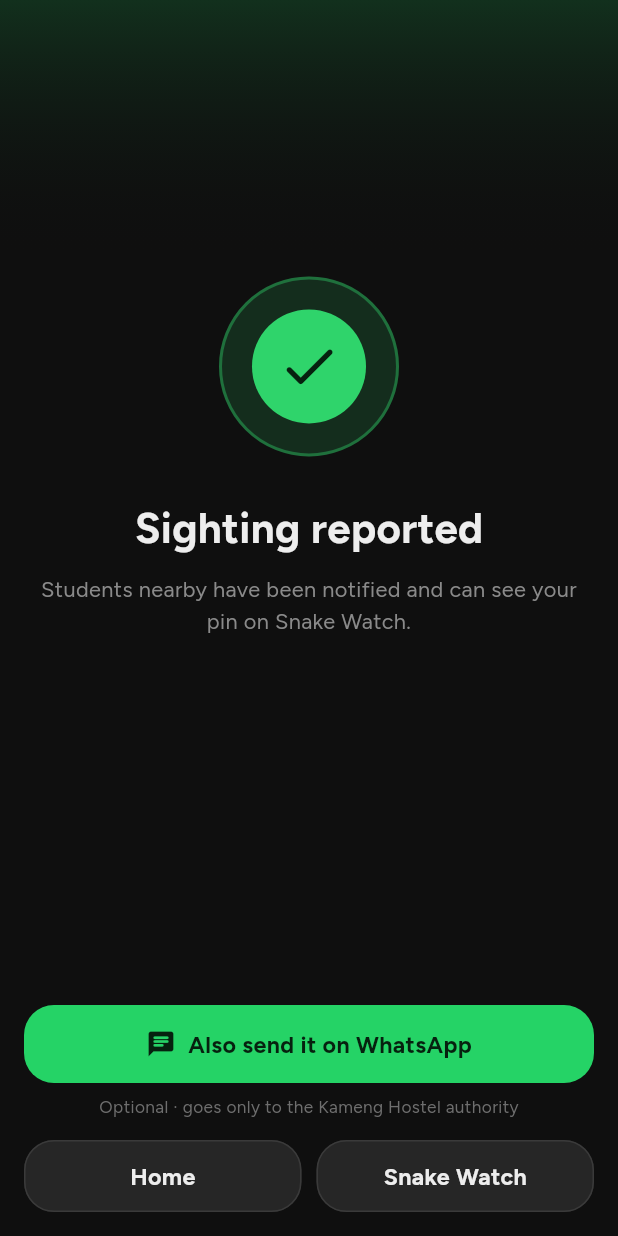
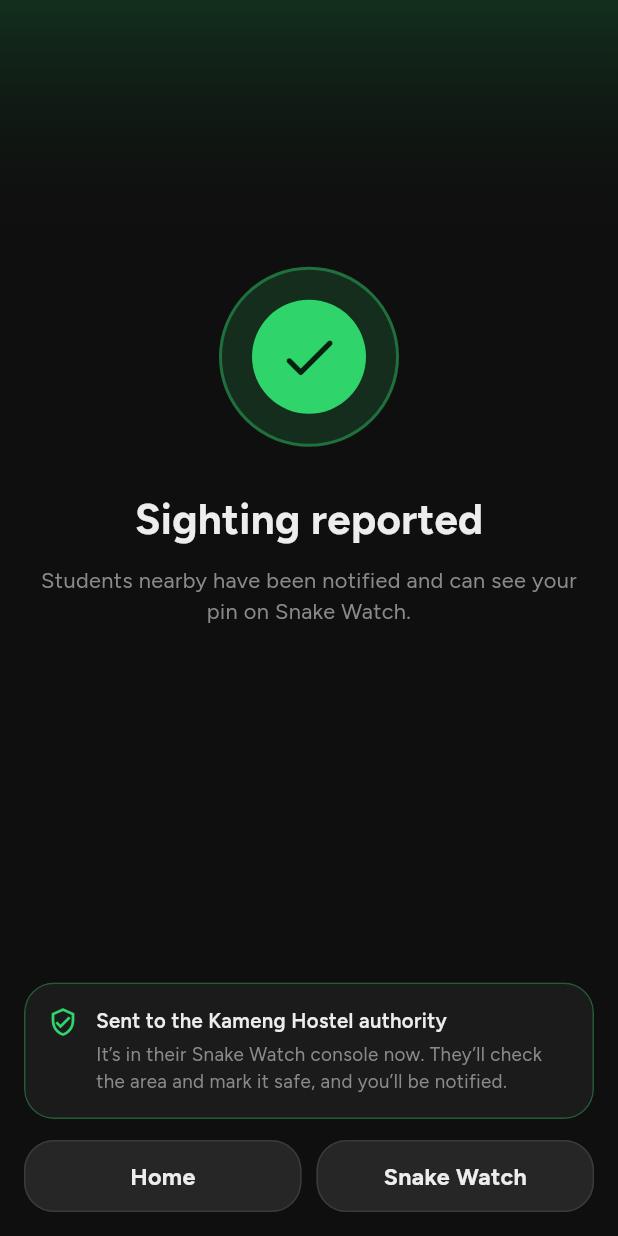
Before and after one commit to KaveiDuo/snake-watch, a Flutter app: the ReportedScreen widget shown alone on an empty page, opened directly with sample values from the repository, on a phone screen of 412 x 824 dp. Run offline on Flutter 3.47's test engine with Material 3 defaults, Android fonts, the phone set to English and light mode, and no system bars; our stand-ins replace flutter_map, geolocator, image_picker, latlong2.

Commit message:
Remove WhatsApp; reports go to the hostel authority in the app
Co-Authored-By: Claude Opus 5.5 <noreply@anthropic.com>

```diff
--- a/lib/screens/report.dart
+++ b/lib/screens/report.dart
@@ -2,7 +2,6 @@ import 'dart:async';
 
 import 'package:flutter/material.dart';
 import 'package:image_picker/image_picker.dart';
-import 'package:url_launcher/url_launcher.dart';
 
 import '../data/app_state.dart';
 import '../data/places.dart';
@@ -793,24 +792,6 @@ class _ReportedScreenState extends State<ReportedScreen> with SingleTickerProvid
     super.dispose();
   }
 
-  Future<void> _whatsApp() async {
-    final r = widget.report;
-    final text =
-        'To: ${r.place} authority\n\n'
-        'SNAKE REPORT · ${r.venom == Venom.venomous
-            ? 'VENOMOUS'
-            : r.venom == Venom.harmless
-            ? 'NON-VENOMOUS'
-            : 'NOT SURE'}\n\n'
-        '${r.title} reported at ${r.where}.\n'
-        '${r.note.isEmpty ? '' : '\nNote: “${r.note}”\n'}'
-        '\nReported just now via Onestop by a student.';
-    final uri = Uri.parse('https://wa.me/?text=${Uri.encodeComponent(text)}');
-    if (!await launchUrl(uri, mode: LaunchMode.externalApplication) && mounted) {
-      toast(context, 'WhatsApp isn’t installed on this phone');
-    }
-  }
-
   @override
   Widget build(BuildContext context) {
     final r = widget.report;
@@ -848,25 +829,25 @@ class _ReportedScreenState extends State<ReportedScreen> with SingleTickerProvid
               style: ft(14.5, color: C.muted, height: 1.45),
             ),
             const Spacer(flex: 4),
-            if (r.covered) ...[
-              Btn('Also send it on WhatsApp', kind: BtnKind.whatsapp, icon: Icons.chat_rounded, onTap: _whatsApp),
-              const SizedBox(height: 8),
-              Text('Optional · goes only to the ${r.place} authority', style: ft(11.5, color: C.faint)),
-            ] else
+            // Who handles it: the hostel's authority (in their console), or
+            // nobody for open areas, where the pin expires by itself.
             Panel(
+              border: r.covered ? const Color(0xFF245A36) : null,
               child: Row(
                 crossAxisAlignment: CrossAxisAlignment.start,
                 children: [
-                    const Icon(Icons.schedule_rounded, color: C.green, size: 20),
+                  Icon(r.covered ? Icons.verified_user_outlined : Icons.schedule_rounded, color: C.green, size: 20),
                   const SizedBox(width: 12),
                   Expanded(
                     child: Column(
                       crossAxisAlignment: CrossAxisAlignment.start,
                       children: [
-                          Text('Open area · no hostel authority', style: ft(13.5, w: 600)),
+                        Text(r.covered ? 'Sent to the ${r.place} authority' : 'Open area · no hostel authority', style: ft(13.5, w: 600)),
                         const SizedBox(height: 4),
                         Text(
-                            'Nobody needs a WhatsApp alert for this spot. The pin clears itself from Snake Watch after 2–3 days.',
+                          r.covered
+                              ? 'It’s in their Snake Watch console now. They’ll check the area and mark it safe, and you’ll be notified.'
+                              : 'No hostel authority covers this spot. The pin clears itself from Snake Watch after 2–3 days.',
                           style: ft(12.5, color: C.muted, height: 1.4),
                         ),
                       ],
--- a/lib/widgets/common.dart
+++ b/lib/widgets/common.dart
@@ -131,7 +131,7 @@ class Panel extends StatelessWidget {
   }
 }
 
-enum BtnKind { primary, danger, ghost, whatsapp }
+enum BtnKind { primary, danger, ghost }
 
 class Btn extends StatelessWidget {
   final String label;
@@ -149,9 +149,6 @@ class Btn extends StatelessWidget {
     switch (kind) {
       case BtnKind.primary:
         bg = C.green;
-        fg = C.greenInk;
-      case BtnKind.whatsapp:
-        bg = const Color(0xFF25D366);
         fg = C.greenInk;
       case BtnKind.danger:
         bg = const Color(0xFFE5382D);
```
Also changed, not shown: 2 other files. Lines whose indentation alone changed are shown as unchanged.
